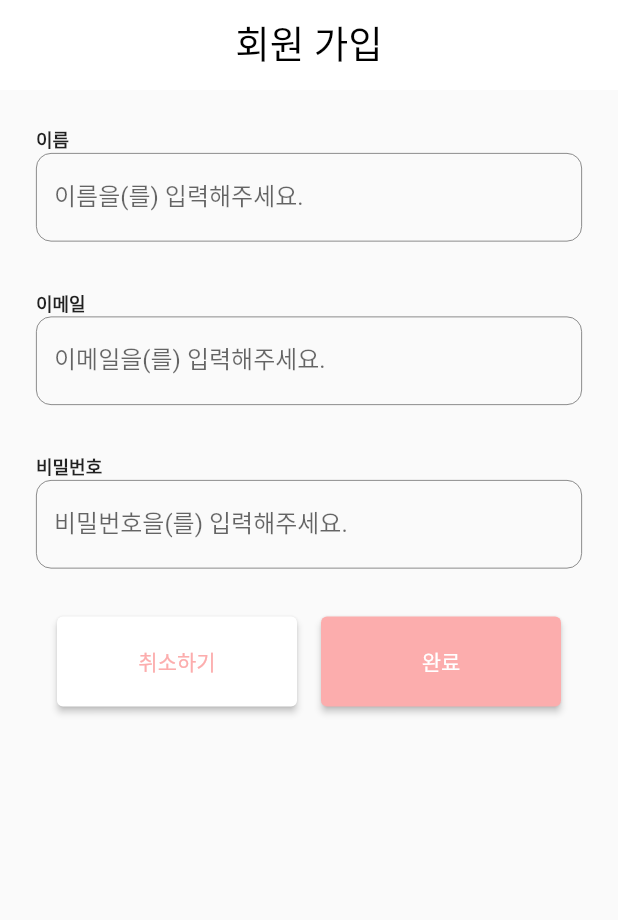
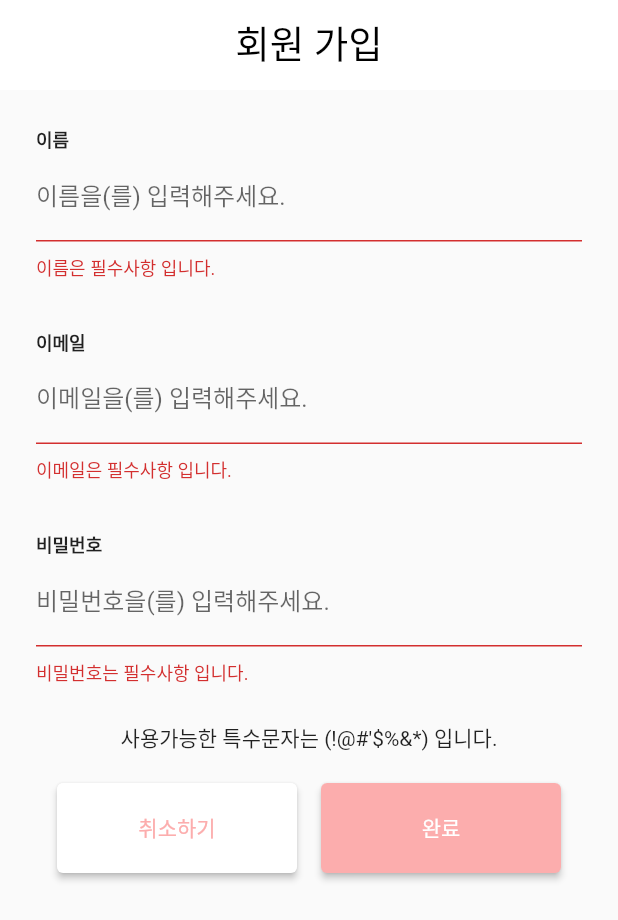
Before and after one commit to cielolimpio/mingle_mate_mobile, a Flutter app: the JoinScreen screen opened directly, after a tap on "완료", on a phone screen of 412 x 824 dp. Shown: the top 920 px of the screen. Run offline on Flutter 3.47's test engine with Material 2 defaults, Android fonts, the phone set to English and light mode, and no system bars; Roboto replaces fonts that are missing (AppleSDGothicNeoBold).

Commit message:
add : join UI

```diff
--- a/lib/component/elevated_button.dart
+++ b/lib/component/elevated_button.dart
@@ -4,6 +4,7 @@ class MingleMateElevatedButton extends StatelessWidget {
   final String text;
   final Color buttonColor;
   final Color textColor;
+  final VoidCallback onPressed;
   double? buttonWidth = 160.0;
   double? buttonHeight = 60.0;
 
@@ -11,6 +12,7 @@ class MingleMateElevatedButton extends StatelessWidget {
       {required this.text,
       required this.buttonColor,
       required this.textColor,
+      required this.onPressed,
       double? buttonWidth,
       double? buttonHeight,
       Key? key})
@@ -32,7 +34,7 @@ class MingleMateElevatedButton extends StatelessWidget {
         style: ElevatedButton.styleFrom(
             backgroundColor: buttonColor,
             fixedSize: Size(buttonWidth!, buttonHeight!)),
-        onPressed: () {},
+        onPressed: onPressed,
         child: Text(
           text,
           style: TextStyle(
--- a/lib/component/text_form_field.dart
+++ b/lib/component/text_form_field.dart
@@ -3,7 +3,7 @@ import 'package:flutter/material.dart';
 class MingleMateTextFormField extends StatelessWidget {
   final String label;
   final FormFieldSetter onSaved;
-  final FormFieldValidator validator;
+  final Function(String? value) validator;
 
   const MingleMateTextFormField({required this.label, required this.onSaved, required this.validator, Key? key}) : super(key: key);
 
@@ -29,7 +29,9 @@ class MingleMateTextFormField extends StatelessWidget {
                 )
             ),
             onSaved: onSaved,
-            validator: validator,
+            validator: (value) {
+              return validator(value);
+            },
           ),
           Container(height: 16.0,)
         ],
--- a/lib/main.dart
+++ b/lib/main.dart
@@ -11,6 +11,6 @@ class MyApp extends StatelessWidget {
 
   @override
   Widget build(BuildContext context) {
-    return MaterialApp(home: Login());
+    return MaterialApp(home: JoinScreen());
   }
 }
--- a/lib/screens/join.dart
+++ b/lib/screens/join.dart
@@ -24,16 +24,85 @@ class _JoinScreenState extends State<JoinScreen> {
             padding: const EdgeInsets.all(16.0),
             child: Column(
               children: [
-                MingleMateTextFormField(label: "이름", onSaved: (newValue) {}, validator: (value) => null),
-                MingleMateTextFormField(label: "이메일", onSaved: (newValue) {}, validator: (value) => null),
-                MingleMateTextFormField(label: "비밀번호", onSaved: (newValue) {}, validator: (value) => null),
+                MingleMateTextFormField(
+                    label: "이름",
+                    onSaved: (newValue) {},
+                    validator: (value){
+                      if(value != null && value!.isEmpty){
+                        print(value.length);
+                        return "이름은 필수사항 입니다.";
+                      }
+                      return null;
+                    }
+                ),
+                MingleMateTextFormField(
+                    label: "이메일",
+                    onSaved: (newValue) {},
+                    validator: (value){
+                      if(value != null && value.isEmpty) {
+                        return '이메일은 필수사항 입니다.';
+                      }
+                      if(!RegExp(
+                          r'^(([^<>()[\]\\.,;:\s@\"]+(\.[^<>()[\]\\.,;:\s@\"]+)*)|(\".+\"))@((\[[0-9]{1,3}\.[0-9]{1,3}\.[0-9]{1,3}\.[0-9]{1,3}\])|(([a-zA-Z\-0-9]+\.)+[a-zA-Z]{2,}))$')
+                          .hasMatch(value!)){
+                        return '잘못된 이메일 형식입니다.';
+                      }
+
+                      return null;
+                    }
+                ),
+
+                Padding(
+                  padding: const EdgeInsets.only(bottom: 12.0),
+                  child: Column(
+                    children: [
+                      MingleMateTextFormField(
+                          label: "비밀번호",
+                          onSaved: (newValue) {},
+                          validator: (value){
+                            if(value != null && value.isEmpty){
+                              return "비밀번호는 필수사항 입니다.";
+                            }
+                            if(!RegExp(
+                                r"^(?=.*[A-Za-z])(?=.*\d)(?=.*[@$!%*#?&])[A-Za-z\d@$!%*#?&]{8,}$")
+                                .hasMatch(value!)){
+                              return "비밀번호는 최소 8자리, 영어, 특수문자 1개 이상을 포함해야 합니다.";
+                            }
+
+                            if(value.length > 20 ){
+                              return "비밀번호는 최대 12자리 까지 가능합니다.";
+                            }
+
+                            return null;
+                          }
+                      ),
+                      const Text("사용가능한 특수문자는 (!@#'\$%&*) 입니다."),
+                    ],
+                  ),
+                ),
                 Row(
                   mainAxisAlignment: MainAxisAlignment.center,
                   children: [
-                    MingleMateElevatedButton(text: '취소하기', buttonColor: Colors.white, textColor: Color(0xFFFCADAD)),
-                    MingleMateElevatedButton(text: '완료', buttonColor: Color(0xFFFCADAD), textColor: Colors.white)
+                    MingleMateElevatedButton(
+                        text: '취소하기',
+                        buttonColor: Colors.white,
+                        textColor: Color(0xFFFCADAD),
+                        onPressed: (){
+
+                        },
+                    ),
+                    MingleMateElevatedButton(
+                        text: '완료',
+                        buttonColor: Color(0xFFFCADAD),
+                        textColor: Colors.white,
+                        onPressed: () async {
+                          if(formKey.currentState!.validate()){
+                            print("검증 완료");
+                          }
+                        },
+                    )
                   ],
-                )
+                ),
               ],
             ),
           )
```
